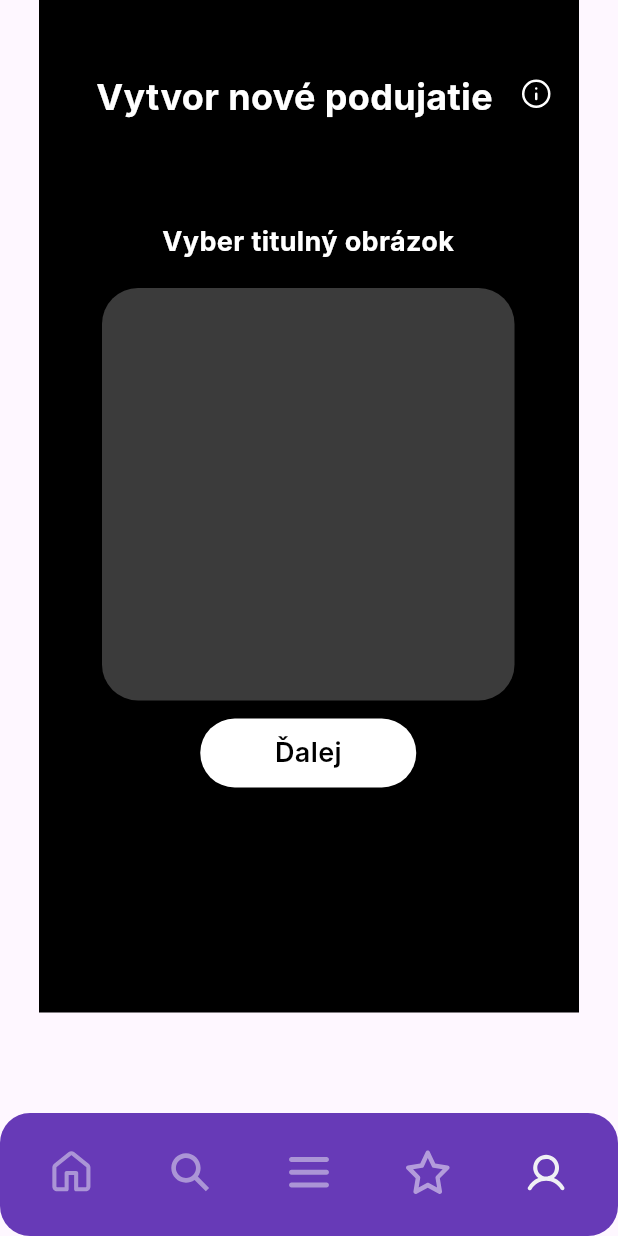
After one commit to smondrkova/ITU_projekt, a Flutter app: the screen it shows after launch, item 5 of the bottom bar chosen, after a tap on "Vytvoriť nové podujatie", on a phone screen of 412 x 824 dp. The commit adds this screen. Run offline on Flutter 3.47's test engine with Material 3 defaults, Android fonts, the phone set to English and light mode, and no system bars; our stand-ins replace cloud_firestore, flutter_svg; missing offline and left inert: dart:ffi; accounts and stored records are empty; Roboto replaces fonts that are missing (Inter).

Commit message:
create event page view started

```diff
--- /dev/null
+++ b/lib/views/create_event.dart
@@ -0,0 +1,178 @@
+import 'package:flutter/material.dart';
+import 'package:flutter_svg/flutter_svg.dart';
+
+class CreateEventPage extends StatefulWidget {
+  const CreateEventPage({super.key});
+
+  @override
+  State<CreateEventPage> createState() => _CreateEventPageState();
+}
+
+class _CreateEventPageState extends State<CreateEventPage> {
+  @override
+  Widget build(BuildContext context) {
+    return Align(
+        alignment: Alignment.center,
+        child: Container(
+          width: 360,
+          height: 675,
+          clipBehavior: Clip.antiAlias,
+          decoration: const BoxDecoration(color: Colors.black),
+          child: Stack(
+            children: [
+              const Positioned(
+                left: 38,
+                top: 50,
+                child: SizedBox(
+                  width: 267,
+                  child: Text(
+                    'Vytvor nové podujatie',
+                    style: TextStyle(
+                      color: Colors.white,
+                      fontSize: 24,
+                      fontFamily: 'Inter',
+                      fontWeight: FontWeight.w700,
+                      height: 0,
+                    ),
+                  ),
+                ),
+              ),
+              Positioned(
+                left: 42,
+                top: 150,
+                child: Container(
+                  child: Column(
+                    mainAxisSize: MainAxisSize.min,
+                    mainAxisAlignment: MainAxisAlignment.center,
+                    crossAxisAlignment: CrossAxisAlignment.center,
+                    children: [
+                      const SizedBox(
+                        width: 212,
+                        height: 30,
+                        child: Text(
+                          'Vyber titulný obrázok',
+                          textAlign: TextAlign.center,
+                          style: TextStyle(
+                            fontSize: 18,
+                          ),
+                        ),
+                      ),
+                      const SizedBox(height: 12),
+                      Container(
+                        width: 275,
+                        height: 275,
+                        child: Stack(
+                          children: [
+                            Positioned(
+                              left: 0,
+                              top: 0,
+                              child: Container(
+                                width: 275,
+                                height: 275,
+                                decoration: ShapeDecoration(
+                                  color: const Color(0xFF3B3B3B),
+                                  shape: RoundedRectangleBorder(
+                                    borderRadius: BorderRadius.circular(24),
+                                  ),
+                                ),
+                              ),
+                            ),
+                            Positioned(
+                              left: 34.83,
+                              top: 34.83,
+                              child: Container(
+                                width: 205.33,
+                                height: 205.33,
+                                clipBehavior: Clip.antiAlias,
+                                decoration: const BoxDecoration(),
+                                child: Stack(
+                                  children: [
+                                    Positioned(
+                                      left: 25.67,
+                                      top: 25.67,
+                                      child: Container(
+                                        width: 154,
+                                        height: 154,
+                                        // child: Stack(children: [
+                                        // ,
+                                        // ]),
+                                      ),
+                                    ),
+                                  ],
+                                ),
+                              ),
+                            ),
+                          ],
+                        ),
+                      ),
+                      const SizedBox(height: 12),
+                      Container(
+                        width: 144,
+                        height: 46,
+                        padding: const EdgeInsets.all(10),
+                        decoration: ShapeDecoration(
+                          color: Colors.white,
+                          shape: RoundedRectangleBorder(
+                            borderRadius: BorderRadius.circular(24),
+                          ),
+                          shadows: [
+                            const BoxShadow(
+                              color: Color(0x3F000000),
+                              blurRadius: 4,
+                              offset: Offset(0, 4),
+                              spreadRadius: 0,
+                            )
+                          ],
+                        ),
+                        child: const Row(
+                          mainAxisSize: MainAxisSize.min,
+                          mainAxisAlignment: MainAxisAlignment.center,
+                          crossAxisAlignment: CrossAxisAlignment.center,
+                          children: [
+                            Text(
+                              'Ďalej',
+                              style: TextStyle(
+                                color: Colors.black,
+                                fontSize: 18,
+                                fontFamily: 'Inter',
+                                fontWeight: FontWeight.w600,
+                                height: 0,
+                              ),
+                            ),
+                          ],
+                        ),
+                      ),
+                    ],
+                  ),
+                ),
+              ),
+              Positioned(
+                left: 319,
+                top: 50,
+                child: Container(
+                  width: 25,
+                  height: 25,
+                  clipBehavior: Clip.antiAlias,
+                  decoration: const BoxDecoration(),
+                  child: Stack(
+                    children: [
+                      Positioned(
+                        left: 2.08,
+                        top: 2.08,
+                        child: SizedBox(
+                          width: 20.83,
+                          height: 20.83,
+                          child: SvgPicture.asset(
+                            'assets/icons/info_icon.svg',
+                          ),
+                        ),
+                      ),
+                    ],
+                  ),
+                ),
+              ),
+            ],
+          ),
+        ));
+  }
+}
--- a/lib/views/home.dart
+++ b/lib/views/home.dart
@@ -1,6 +1,7 @@
 import 'package:flutter/material.dart';
 import 'package:flutter_svg/flutter_svg.dart';
 import 'package:itu/views/categories.dart';
+import 'package:itu/views/create_event.dart';
 import 'package:itu/views/favorites.dart';
 import 'package:itu/views/search.dart';
 import 'package:itu/views/user.dart';
@@ -14,26 +15,45 @@ class HomePage extends StatefulWidget {
 
 class _HomePageState extends State<HomePage> {
   int _selectedIndex = 0;
+  int _selectedPage = 0;
 
-  List<Widget> screens = [
+  late List<Widget> screens;
+
+  _HomePageState() {
+    screens = [
       const HomeContent(),
       const SearchPage(),
       const CategoriesPage(),
       const FavoritesPage(),
-    const UserPage(),
+      UserPage(
+        navigateToNewPage: navigateToNewPage,
+      ),
+      const CreateEventPage(),
     ];
+  }
+
+  void navigateToNewPage(int index) {
+    if (index >= 0 && index < screens.length) {
+      setState(() {
+        _selectedPage = index;
+      });
+    }
+  }
 
   void _onItemTapped(int index) {
+    if (index >= 0 && index < 5) {
       setState(() {
         _selectedIndex = index;
+        _selectedPage = index;
       });
+    }
   }
 
   @override
   Widget build(BuildContext context) {
     return Scaffold(
       body: SingleChildScrollView(
-        child: screens.elementAt(_selectedIndex),
+        child: screens.elementAt(_selectedPage),
       ),
       bottomNavigationBar: Container(
         padding: const EdgeInsets.all(8.0), // Add some padding
--- a/lib/views/user.dart
+++ b/lib/views/user.dart
@@ -1,8 +1,11 @@
 import 'package:flutter/material.dart';
 import 'package:flutter_svg/svg.dart';
+import 'package:itu/views/create_event.dart';
+import 'package:itu/views/home.dart';
 
 class UserPage extends StatefulWidget {
-  const UserPage({super.key});
+  final Function navigateToNewPage;
+  UserPage({required this.navigateToNewPage, Key? key}) : super(key: key);
 
   @override
   State<UserPage> createState() => _UserPageState();
@@ -280,7 +283,9 @@ class _UserPageState extends State<UserPage> {
                       ),
                     ),
                     const SizedBox(height: 8),
-                    Container(
+                    GestureDetector(
+                      onTap: () => widget.navigateToNewPage(5),
+                      child: Container(
                         width: 328,
                         height: 39,
                         padding: const EdgeInsets.only(left: 35, right: 36),
@@ -316,17 +321,14 @@ class _UserPageState extends State<UserPage> {
                                   const Text(
                                     'Vytvoriť nové podujatie',
                                     style: TextStyle(
-                                    color: Colors.white,
                                       fontSize: 16,
-                                    fontFamily: 'Inter',
-                                    fontWeight: FontWeight.w600,
-                                    height: 0,
                                     ),
                                   ),
                                 ],
                               ),
                             ),
                           ],
+                        ),
                       ),
                     ),
                   ],
```
Also changed, not shown: assets/icons/info_icon.svg (added), assets/icons/left_arrow_icon.svg (added). Lines whose indentation alone changed are shown as unchanged.
